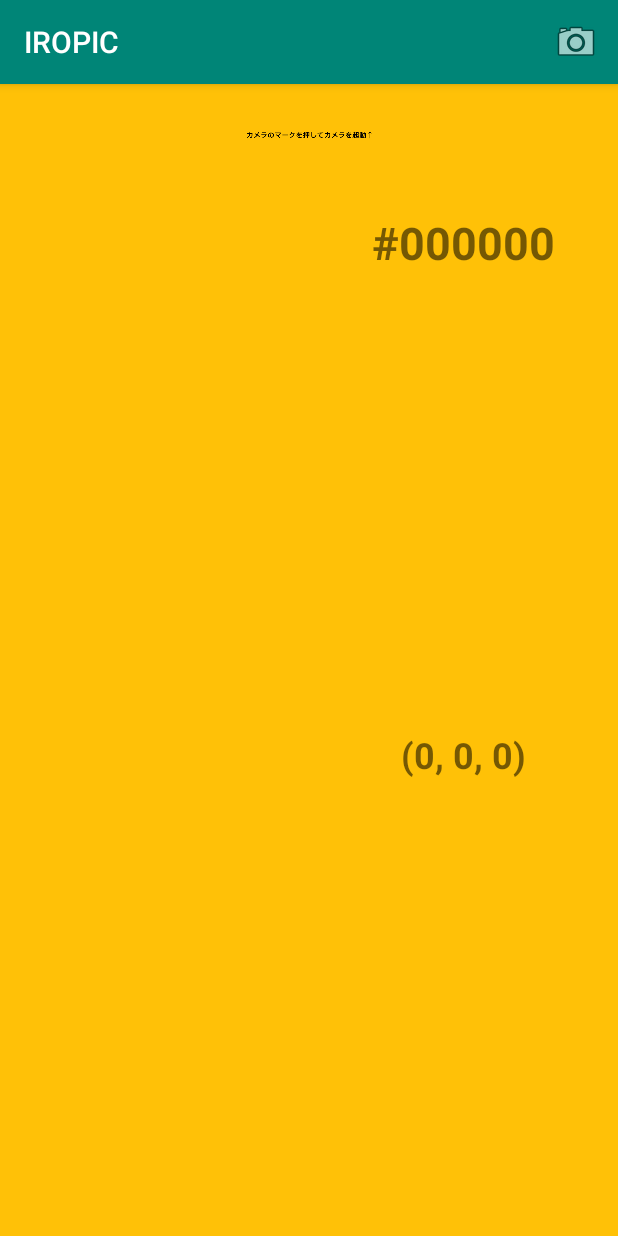
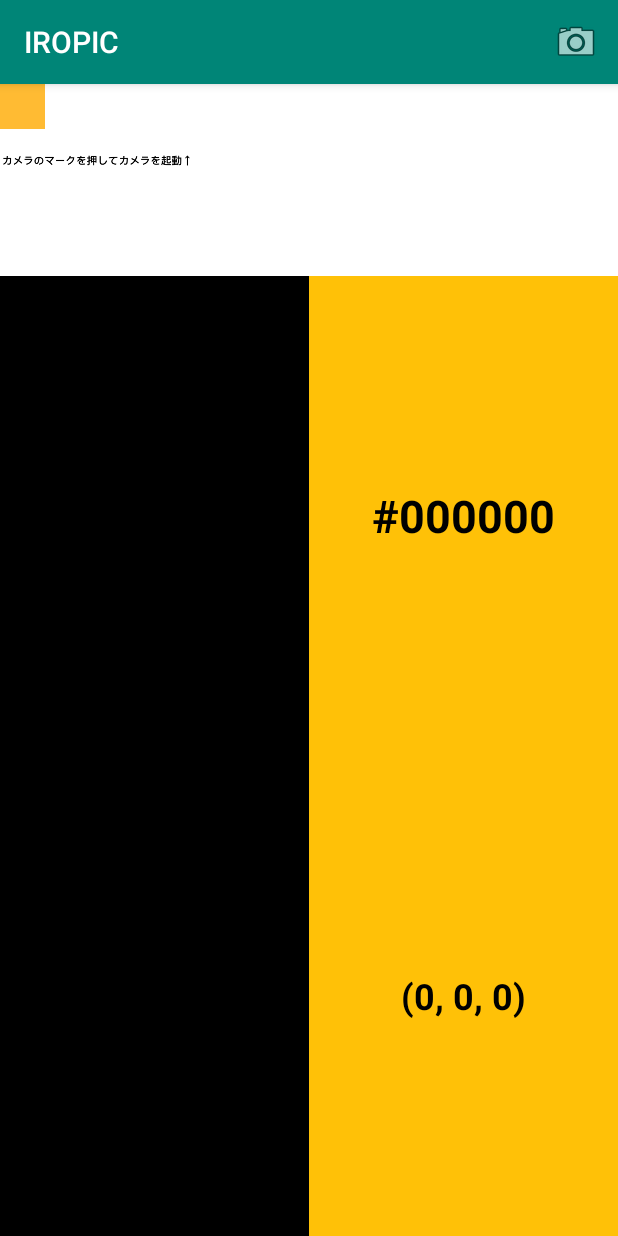
Before and after one commit to minatti0512/iropic, an Android app: the CameraActivity screen opened directly, with no data from a screen before it, on a phone screen of 412 x 824 dp. Run offline under Robolectric (Android 15) with nearby library versions, the phone set to English and light mode, and no system bars.

Commit message:
ポインター

```diff
--- a/app/src/main/res/layout/activity_camera.xml
+++ b/app/src/main/res/layout/activity_camera.xml
@@ -1,61 +1,77 @@
 <?xml version="1.0" encoding="utf-8"?>
-<LinearLayout xmlns:android="http://schemas.android.com/apk/res/android"
-    xmlns:app="http://schemas.android.com/apk/res-auto"
+<FrameLayout xmlns:android="http://schemas.android.com/apk/res/android"
     xmlns:tools="http://schemas.android.com/tools"
     android:layout_width="match_parent"
     android:layout_height="wrap_content"
     android:background="#FFC107"
-    android:orientation="vertical"
     tools:context=".CameraActivity">
 
+    <LinearLayout
+        android:layout_width="match_parent"
+        android:layout_height="match_parent"
+        android:orientation="vertical">
+
        <ImageView
-        android:id="@+id/cameraImage"
+           android:id="@+id/imageView"
            android:layout_width="match_parent"
            android:layout_height="0dp"
-        android:layout_weight="5"
-        android:src="@drawable/moji" />
+           android:layout_weight="6"
+           android:background="@android:color/white"
+           android:scaleType="fitStart"
+           android:src="@drawable/moji"
+           />
 
         <LinearLayout
             android:layout_width="match_parent"
             android:layout_height="0dp"
-        android:layout_weight="1"
+            android:layout_weight="2"
             android:orientation="horizontal">
 
           <View
               android:id="@+id/colorView"
               android:layout_width="0dp"
               android:layout_height="wrap_content"
-            android:layout_weight="1" />
+              android:layout_weight="1"
+              android:background="@android:color/black" />
 
            <LinearLayout
                android:layout_width="0dp"
                android:layout_height="match_parent"
                android:layout_weight="1"
-            android:orientation="vertical">
+               android:orientation="vertical" >
 
            <TextView
                android:id="@+id/codeTextView1"
                android:layout_width="match_parent"
-                android:layout_height="wrap_content"
-                android:layout_weight="4"
+               android:layout_height="0dp"
+               android:layout_weight="1"
+               android:gravity="center"
                android:text="#000000"
-                android:textAlignment="center"
+               android:textColor="#000000"
                android:textSize="30sp"
                android:textStyle="bold" />
 
                <TextView
-                android:id="@+id/textView10"
+                   android:id="@+id/rgbTextView"
                    android:layout_width="match_parent"
-                android:layout_height="wrap_content"
-                android:layout_weight="4"
+                   android:layout_height="0dp"
+                   android:layout_weight="1"
+                   android:gravity="center"
                    android:text="(0, 0, 0)"
-                android:textAlignment="center"
+                   android:textColor="#000000"
                    android:textSize="24sp"
                    android:textStyle="bold" />
+           </LinearLayout>
         </LinearLayout>
 
     </LinearLayout>
 
 
 
-</LinearLayout>
+<View
+    android:id="@+id/pickerView"
+    android:layout_width="30dp"
+    android:layout_height="30dp"
+    android:background="@android:color/holo_orange_light" />
+
+    </FrameLayout>
```
Also changed, not shown: app/src/main/java/app/fujii/iropic/color2/CameraActivity.kt (+22 -4 lines). Lines whose indentation alone changed are shown as unchanged.
